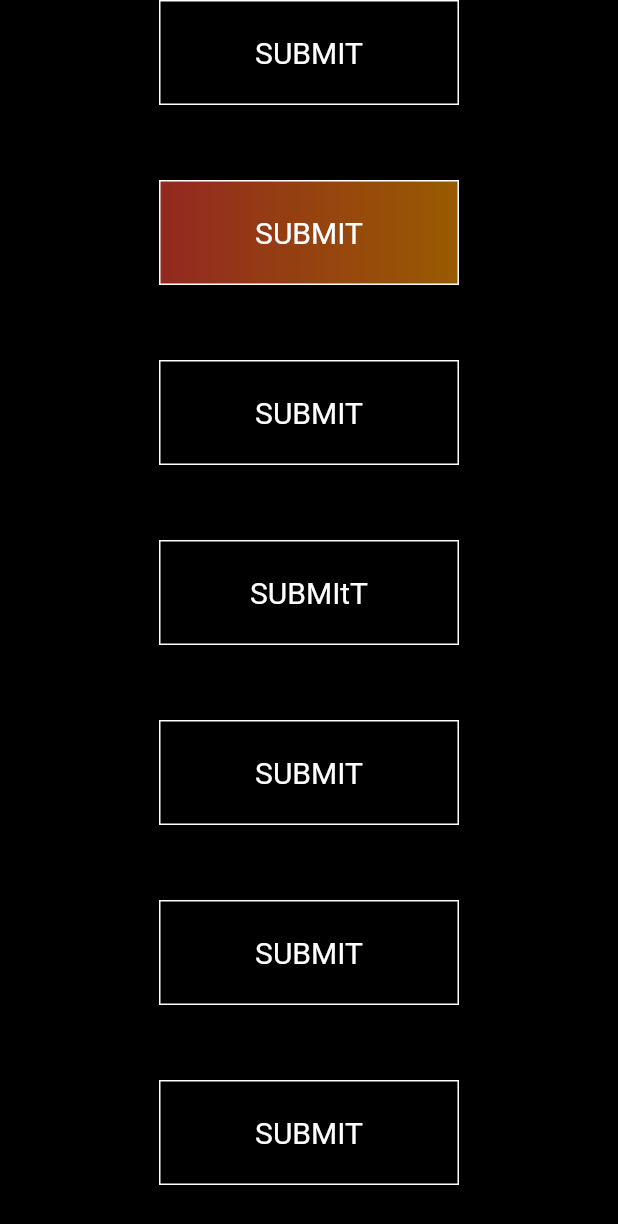
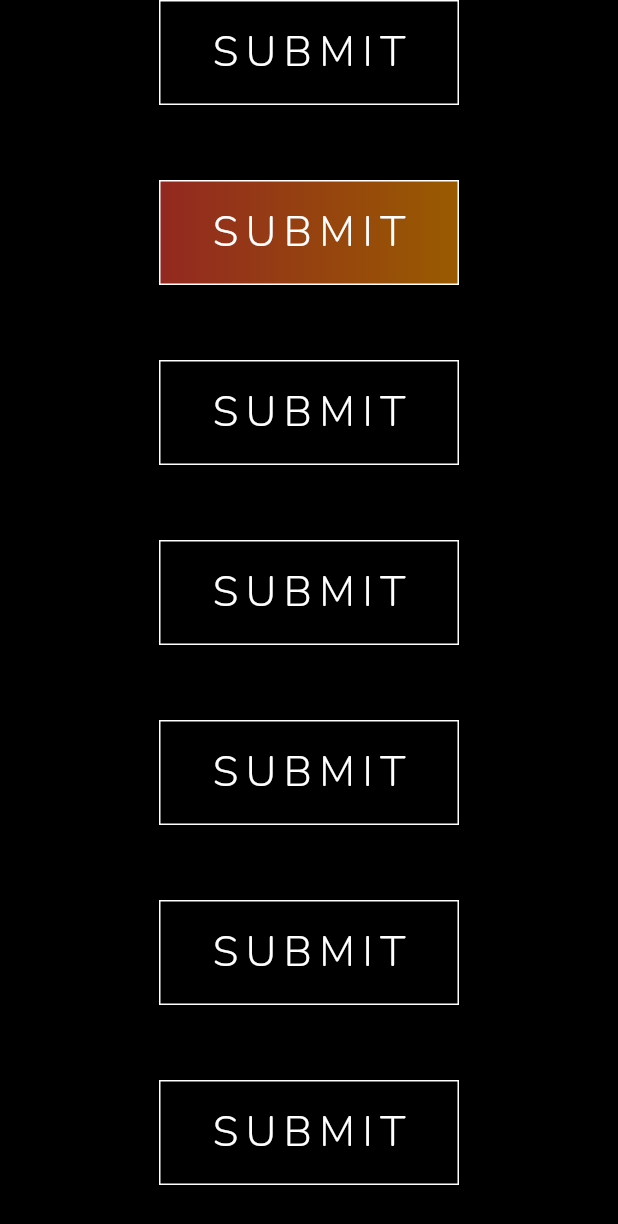
Before and after one commit to NikhilVadoliya/FlutterAnimatedButton, a Flutter app: the screen it shows after launch, on a phone screen of 412 x 824 dp. Shown: the top 1224 px of the screen. Run offline on Flutter 3.47's test engine with Material 2 defaults, Android fonts, the phone set to English and light mode, and no system bars; our stand-ins replace google_fonts.

Commit message:
back to original

```diff
--- a/example/lib/main.dart
+++ b/example/lib/main.dart
@@ -1,5 +1,6 @@
 import 'package:flutter/material.dart';
 import 'package:flutter_animated_button/flutter_animated_button.dart';
+import 'package:google_fonts/google_fonts.dart';
 
 void main() {
   runApp(MyApp());
@@ -35,6 +36,8 @@ class _AnimatedButtonDemoState extends State<AnimatedButtonDemo> {
 
   @override
   Widget build(BuildContext context) {
+    var submitTextStyle =
+        GoogleFonts.nunito(fontSize: 28, letterSpacing: 5, color: Colors.white, fontWeight: FontWeight.w300);
     return Scaffold(
       backgroundColor: Colors.black,
       body: Center(
@@ -46,12 +49,12 @@ class _AnimatedButtonDemoState extends State<AnimatedButtonDemo> {
                 onPress: () {},
                 onChanges: (change) {},
                 height: 70,
-                reverseAnimation: Duration(milliseconds: 500),
                 width: 200,
                 text: 'SUBMIT',
                 isReverse: true,
                 selectedTextColor: Colors.black,
                 transitionType: TransitionType.LEFT_TOP_ROUNDER,
+                textStyle: submitTextStyle,
                 backgroundColor: Colors.black,
                 selectedBackgroundColor: Colors.lightGreen,
                 borderColor: Colors.white,
@@ -65,12 +68,12 @@ class _AnimatedButtonDemoState extends State<AnimatedButtonDemo> {
                 height: 70,
                 width: 200,
                 text: 'SUBMIT',
-                reverseAnimation: Duration(milliseconds: 500),
                 gradient: LinearGradient(colors: [Colors.red, Colors.orange]),
                 selectedGradientColor: LinearGradient(colors: [Colors.pinkAccent, Colors.purpleAccent]),
                 isReverse: true,
                 selectedTextColor: Colors.black,
                 transitionType: TransitionType.LEFT_CENTER_ROUNDER,
+                textStyle: submitTextStyle,
                 borderColor: Colors.white,
                 borderWidth: 1,
               ),
@@ -84,8 +87,8 @@ class _AnimatedButtonDemoState extends State<AnimatedButtonDemo> {
                 text: 'SUBMIT',
                 isReverse: true,
                 selectedTextColor: Colors.black,
-                reverseAnimation: Duration(milliseconds: 500),
                 transitionType: TransitionType.LEFT_BOTTOM_ROUNDER,
+                textStyle: submitTextStyle,
                 backgroundColor: Colors.black,
                 borderColor: Colors.white,
                 borderWidth: 1,
@@ -97,11 +100,11 @@ class _AnimatedButtonDemoState extends State<AnimatedButtonDemo> {
                 onPress: () {},
                 height: 70,
                 width: 200,
-                text: 'SUBMItT',
-                reverseAnimation: Duration(milliseconds: 5000),
+                text: 'SUBMIT',
                 isReverse: true,
                 selectedTextColor: Colors.black,
                 transitionType: TransitionType.RIGHT_TOP_ROUNDER,
+                textStyle: submitTextStyle,
                 backgroundColor: Colors.black,
                 borderColor: Colors.white,
                 borderWidth: 1,
@@ -117,6 +120,7 @@ class _AnimatedButtonDemoState extends State<AnimatedButtonDemo> {
                 isReverse: true,
                 selectedTextColor: Colors.black,
                 transitionType: TransitionType.RIGHT_CENTER_ROUNDER,
+                textStyle: submitTextStyle,
                 backgroundColor: Colors.black,
                 borderColor: Colors.white,
                 borderWidth: 1,
@@ -132,6 +136,7 @@ class _AnimatedButtonDemoState extends State<AnimatedButtonDemo> {
                 isReverse: true,
                 selectedTextColor: Colors.black,
                 transitionType: TransitionType.RIGHT_BOTTOM_ROUNDER,
+                textStyle: submitTextStyle,
                 backgroundColor: Colors.black,
                 borderColor: Colors.white,
                 borderWidth: 1,
@@ -147,6 +152,7 @@ class _AnimatedButtonDemoState extends State<AnimatedButtonDemo> {
                 isReverse: true,
                 selectedTextColor: Colors.black,
                 transitionType: TransitionType.TOP_CENTER_ROUNDER,
+                textStyle: submitTextStyle,
                 backgroundColor: Colors.black,
                 borderColor: Colors.white,
                 borderWidth: 1,
@@ -162,6 +168,7 @@ class _AnimatedButtonDemoState extends State<AnimatedButtonDemo> {
                 isReverse: true,
                 selectedTextColor: Colors.black,
                 transitionType: TransitionType.BOTTOM_CENTER_ROUNDER,
+                textStyle: submitTextStyle,
                 backgroundColor: Colors.black,
                 borderColor: Colors.white,
                 borderWidth: 1,
@@ -177,6 +184,7 @@ class _AnimatedButtonDemoState extends State<AnimatedButtonDemo> {
                 isReverse: true,
                 selectedTextColor: Colors.black,
                 transitionType: TransitionType.CENTER_ROUNDER,
+                textStyle: submitTextStyle,
                 backgroundColor: Colors.black,
                 borderColor: Colors.white,
                 borderWidth: 1,
@@ -191,6 +199,7 @@ class _AnimatedButtonDemoState extends State<AnimatedButtonDemo> {
                 text: 'SUBMIT',
                 isReverse: true,
                 selectedTextColor: Colors.black,
+                textStyle: submitTextStyle,
                 backgroundColor: Colors.black,
                 onPress: () {},
               ),
--- a/pubspec.yaml
+++ b/pubspec.yaml
@@ -8,6 +8,7 @@ environment:
   flutter: ">=1.17.0"
 
 dependencies:
+google_fonts:
   flutter:
     sdk: flutter
 
```
Also changed, not shown: pubspec.lock.
